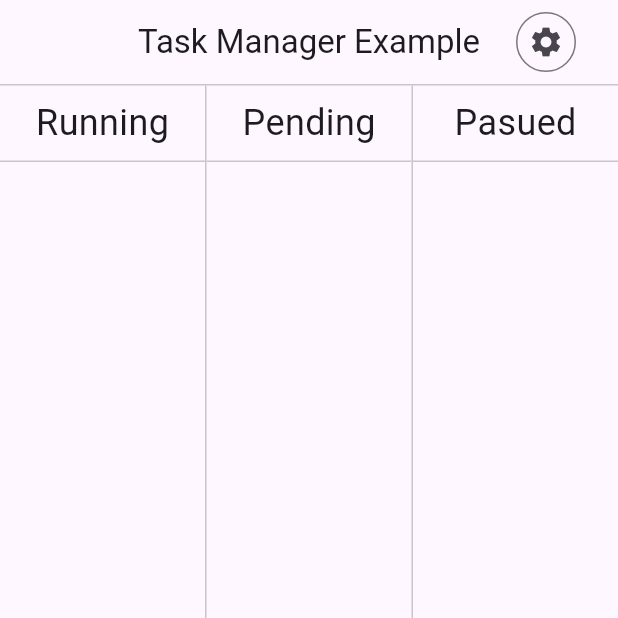
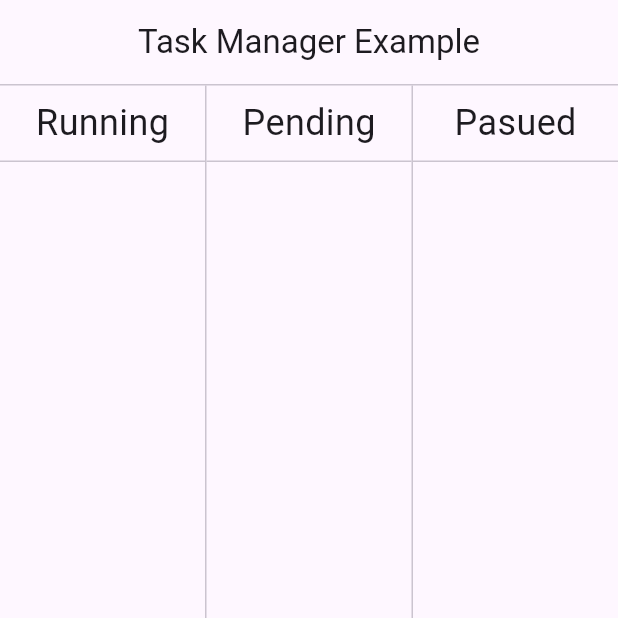
Before and after one commit to cezres/task_manager, a Flutter app: the screen it shows after launch, on a phone screen of 412 x 824 dp, the top half of it. Run offline on Flutter 3.47's test engine with Material 3 defaults, Android fonts, the phone set to English and light mode, and no system bars; drawn by our look-alikes of animated_list_plus; our stand-ins replace sembast, sembast_web, styled_widget.

Commit message:
Update main.dart

```diff
--- a/example/lib/main.dart
+++ b/example/lib/main.dart
@@ -93,13 +93,13 @@ class _MyHomePageState extends State<MyHomePage> {
       appBar: AppBar(
         title: const Text("Task Manager Example"),
         centerTitle: true,
-        actions: [
-          IconButton.outlined(
-            onPressed: _showMaxConcurrenciesDialog,
-            icon: const Icon(Icons.settings),
-          ),
-          const SizedBox(width: 24)
-        ],
+        // actions: [
+        //   IconButton.outlined(
+        //     onPressed: _showMaxConcurrenciesDialog,
+        //     icon: const Icon(Icons.settings),
+        //   ),
+        //   const SizedBox(width: 24)
+        // ],
       ),
       body: TaskManagerView(worker: worker),
       floatingActionButton: FloatingActionButton(
```
